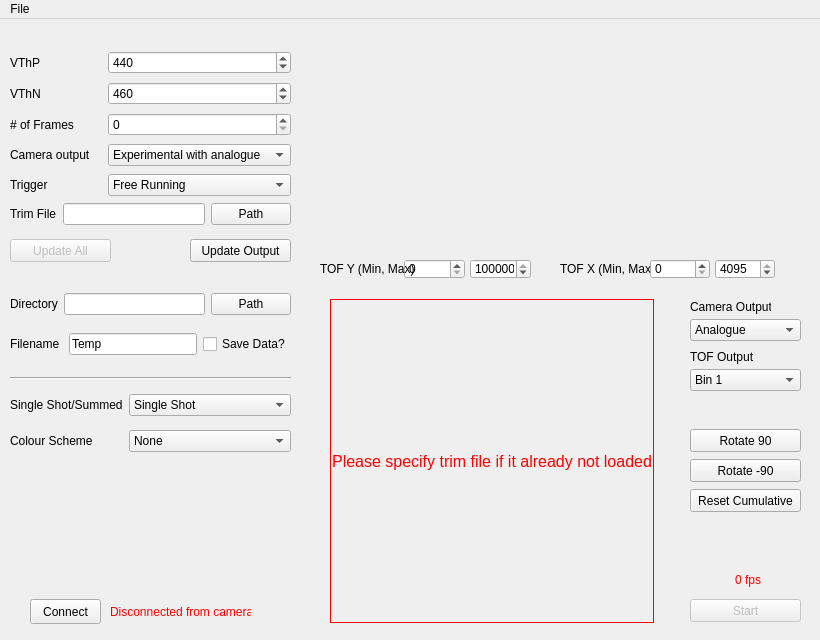
This is image.ui in jrjfeath/PyMMS as Qt 5 draws it before an edit. The edited form follows.
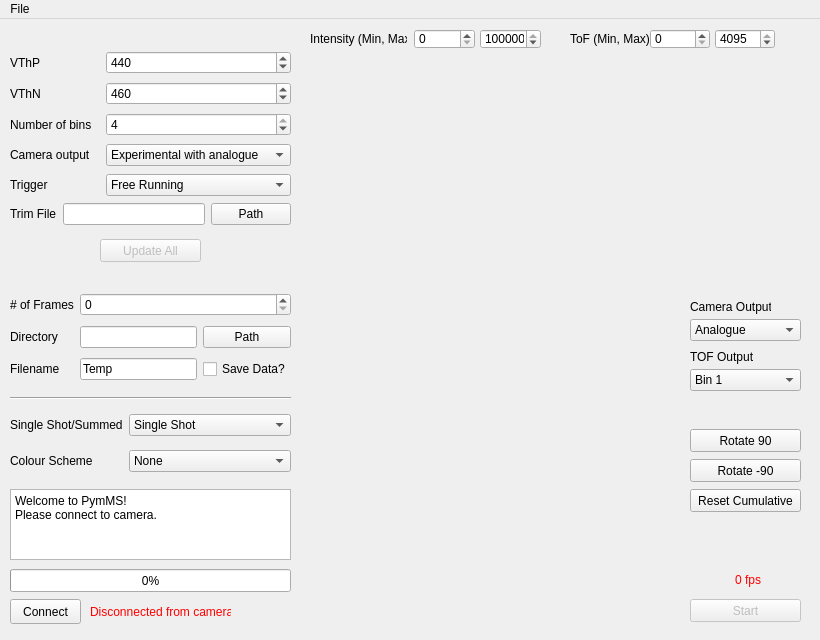
This is the edited form.

```diff
--- a/image.ui
+++ b/image.ui
@@ -29,7 +29,7 @@
    </size>
   </property>
   <property name="windowTitle">
-   <string>PyMMS Viewer</string>
+   <string>PymMS Viewer</string>
   </property>
   <widget class="QWidget" name="centralwidget">
    <property name="sizePolicy">
@@ -54,68 +54,6 @@
      <string>Start</string>
     </property>
    </widget>
-   <widget class="QLabel" name="_camera">
-    <property name="geometry">
-     <rect>
-      <x>330</x>
-      <y>280</y>
-      <width>324</width>
-      <height>324</height>
-     </rect>
-    </property>
-    <property name="palette">
-     <palette>
-      <active>
-       <colorrole role="WindowText">
-        <brush brushstyle="SolidPattern">
-         <color alpha="255">
-          <red>255</red>
-          <green>0</green>
-          <blue>0</blue>
-         </color>
-        </brush>
-       </colorrole>
-      </active>
-      <inactive>
-       <colorrole role="WindowText">
-        <brush brushstyle="SolidPattern">
-         <color alpha="255">
-          <red>255</red>
-          <green>0</green>
-          <blue>0</blue>
-         </color>
-        </brush>
-       </colorrole>
-      </inactive>
-      <disabled>
-       <colorrole role="WindowText">
-        <brush brushstyle="SolidPattern">
-         <color alpha="255">
-          <red>120</red>
-          <green>120</green>
-          <blue>120</blue>
-         </color>
-        </brush>
-       </colorrole>
-      </disabled>
-     </palette>
-    </property>
-    <property name="font">
-     <font>
-      <family>MS Shell Dlg 2</family>
-      <pointsize>12</pointsize>
-     </font>
-    </property>
-    <property name="frameShape">
-     <enum>QFrame::Box</enum>
-    </property>
-    <property name="text">
-     <string>Please specify trim file if it already not loaded</string>
-    </property>
-    <property name="alignment">
-     <set>Qt::AlignCenter</set>
-    </property>
-   </widget>
    <widget class="QWidget" name="gridLayoutWidget">
     <property name="geometry">
      <rect>
@@ -133,21 +71,41 @@
        </property>
       </widget>
      </item>
-     <item row="2" column="1" colspan="2">
-      <widget class="QSpinBox" name="_n_of_frames">
+     <item row="1" column="0">
+      <widget class="QLabel" name="label_3">
+       <property name="text">
+        <string>VThN</string>
+       </property>
+      </widget>
+     </item>
+     <item row="0" column="1" colspan="2">
+      <widget class="QSpinBox" name="_vthp">
        <property name="maximum">
-        <number>1000000</number>
+        <number>1000</number>
        </property>
+       <property name="value">
+        <number>440</number>
+       </property>
       </widget>
      </item>
-     <item row="4" column="0">
+     <item row="1" column="1" colspan="2">
+      <widget class="QSpinBox" name="_vthn">
+       <property name="maximum">
+        <number>1000</number>
+       </property>
+       <property name="value">
+        <number>460</number>
+       </property>
+      </widget>
+     </item>
+     <item row="5" column="0">
       <widget class="QLabel" name="label_4">
        <property name="text">
         <string>Trigger</string>
        </property>
       </widget>
      </item>
-     <item row="4" column="1" colspan="2">
+     <item row="5" column="1" colspan="2">
       <widget class="QComboBox" name="_trigger">
        <property name="currentIndex">
         <number>1</number>
@@ -164,48 +122,14 @@
        </item>
       </widget>
      </item>
-     <item row="2" column="0">
-      <widget class="QLabel" name="label">
-       <property name="text">
-        <string># of Frames</string>
-       </property>
-      </widget>
-     </item>
-     <item row="1" column="0">
-      <widget class="QLabel" name="label_3">
-       <property name="text">
-        <string>VThN</string>
-       </property>
-      </widget>
-     </item>
-     <item row="1" column="1" colspan="2">
-      <widget class="QSpinBox" name="_vthn">
-       <property name="maximum">
-        <number>1000</number>
-       </property>
-       <property name="value">
-        <number>460</number>
-       </property>
-      </widget>
-     </item>
-     <item row="0" column="1" colspan="2">
-      <widget class="QSpinBox" name="_vthp">
-       <property name="maximum">
-        <number>1000</number>
-       </property>
-       <property name="value">
-        <number>440</number>
-       </property>
-      </widget>
-     </item>
-     <item row="3" column="0">
+     <item row="4" column="0">
       <widget class="QLabel" name="label_14">
        <property name="text">
         <string>Camera output</string>
        </property>
       </widget>
      </item>
-     <item row="3" column="1" colspan="2">
+     <item row="4" column="1" colspan="2">
       <widget class="QComboBox" name="_exp_type">
        <item>
         <property name="text">
@@ -219,6 +143,26 @@
        </item>
       </widget>
      </item>
+     <item row="3" column="0">
+      <widget class="QLabel" name="label_16">
+       <property name="text">
+        <string>Number of bins</string>
+       </property>
+      </widget>
+     </item>
+     <item row="3" column="1" colspan="2">
+      <widget class="QSpinBox" name="_bins">
+       <property name="minimum">
+        <number>1</number>
+       </property>
+       <property name="maximum">
+        <number>4</number>
+       </property>
+       <property name="value">
+        <number>4</number>
+       </property>
+      </widget>
+     </item>
     </layout>
    </widget>
    <widget class="QPushButton" name="_rotate_c">
@@ -253,66 +197,68 @@
      <string>Rotate -90</string>
     </property>
    </widget>
-   <widget class="QWidget" name="gridLayoutWidget_2">
+   <widget class="QWidget" name="gridLayoutWidget_3">
     <property name="geometry">
      <rect>
       <x>10</x>
       <y>270</y>
       <width>281</width>
-      <height>31</height>
+      <height>96</height>
      </rect>
     </property>
-    <layout class="QGridLayout" name="gridLayout_2">
-     <item row="0" column="2">
-      <widget class="QPushButton" name="_path_button">
-       <property name="text">
-        <string>Path</string>
-       </property>
-      </widget>
-     </item>
-     <item row="0" column="0">
+    <layout class="QGridLayout" name="gridLayout_3">
+     <item row="2" column="1">
       <widget class="QLabel" name="label_10">
        <property name="text">
         <string>Directory</string>
        </property>
       </widget>
      </item>
-     <item row="0" column="1">
+     <item row="2" column="2">
       <widget class="QLineEdit" name="_dir_name"/>
      </item>
-    </layout>
-   </widget>
-   <widget class="QWidget" name="gridLayoutWidget_3">
-    <property name="geometry">
-     <rect>
-      <x>10</x>
-      <y>310</y>
-      <width>281</width>
-      <height>31</height>
-     </rect>
-    </property>
-    <layout class="QGridLayout" name="gridLayout_3">
-     <item row="0" column="0">
-      <widget class="QLabel" name="label_11">
+     <item row="2" column="3">
+      <widget class="QPushButton" name="_path_button">
        <property name="text">
-        <string>Filename </string>
+        <string>Path</string>
        </property>
       </widget>
      </item>
-     <item row="0" column="2">
-      <widget class="QCheckBox" name="_save_box">
-       <property name="text">
-        <string>Save Data?</string>
-       </property>
-      </widget>
-     </item>
-     <item row="0" column="1">
+     <item row="3" column="2">
       <widget class="QLineEdit" name="_file_name">
        <property name="text">
         <string>Temp</string>
        </property>
       </widget>
      </item>
+     <item row="3" column="3">
+      <widget class="QCheckBox" name="_save_box">
+       <property name="text">
+        <string>Save Data?</string>
+       </property>
+      </widget>
+     </item>
+     <item row="3" column="1">
+      <widget class="QLabel" name="label_11">
+       <property name="text">
+        <string>Filename </string>
+       </property>
+      </widget>
+     </item>
+     <item row="0" column="1">
+      <widget class="QLabel" name="label">
+       <property name="text">
+        <string># of Frames</string>
+       </property>
+      </widget>
+     </item>
+     <item row="0" column="2" colspan="2">
+      <widget class="QSpinBox" name="_n_of_frames">
+       <property name="maximum">
+        <number>1000000</number>
+       </property>
+      </widget>
+     </item>
     </layout>
    </widget>
    <widget class="QLabel" name="_fps">
@@ -375,7 +321,7 @@
     <property name="geometry">
      <rect>
       <x>10</x>
-      <y>350</y>
+      <y>370</y>
       <width>281</width>
       <height>91</height>
      </rect>
@@ -433,7 +379,7 @@
     </property>
     <property name="geometry">
      <rect>
-      <x>10</x>
+      <x>100</x>
       <y>220</y>
       <width>101</width>
       <height>23</height>
@@ -446,7 +392,7 @@
    <widget class="QPushButton" name="_camera_connect_button">
     <property name="geometry">
      <rect>
-      <x>30</x>
+      <x>10</x>
       <y>580</y>
       <width>71</width>
       <height>25</height>
@@ -504,7 +450,7 @@
    <widget class="QLabel" name="_camera_connect">
     <property name="geometry">
      <rect>
-      <x>110</x>
+      <x>90</x>
       <y>580</y>
       <width>141</width>
       <height>25</height>
@@ -650,21 +596,21 @@
    <widget class="QLabel" name="label_6">
     <property name="geometry">
      <rect>
-      <x>560</x>
-      <y>240</y>
+      <x>570</x>
+      <y>10</y>
       <width>97</width>
       <height>20</height>
      </rect>
     </property>
     <property name="text">
-     <string>TOF X (Min, Max)</string>
+     <string>ToF (Min, Max)</string>
     </property>
    </widget>
    <widget class="QSpinBox" name="_min_x">
     <property name="geometry">
      <rect>
       <x>650</x>
-      <y>240</y>
+      <y>10</y>
       <width>60</width>
       <height>20</height>
      </rect>
@@ -680,7 +626,7 @@
     <property name="geometry">
      <rect>
       <x>715</x>
-      <y>240</y>
+      <y>10</y>
       <width>60</width>
       <height>20</height>
      </rect>
@@ -695,22 +641,11 @@
      <number>4095</number>
     </property>
    </widget>
-   <widget class="QWidget" name="gridLayoutWidget_6">
-    <property name="geometry">
-     <rect>
-      <x>300</x>
-      <y>10</y>
-      <width>511</width>
-      <height>221</height>
-     </rect>
-    </property>
-    <layout class="QGridLayout" name="_grid_matplotlib"/>
-   </widget>
    <widget class="QSpinBox" name="_min_y">
     <property name="geometry">
      <rect>
-      <x>404</x>
-      <y>240</y>
+      <x>414</x>
+      <y>10</y>
       <width>61</width>
       <height>20</height>
      </rect>
@@ -725,8 +660,8 @@
    <widget class="QSpinBox" name="_max_y">
     <property name="geometry">
      <rect>
-      <x>470</x>
-      <y>240</y>
+      <x>480</x>
+      <y>10</y>
       <width>61</width>
       <height>20</height>
      </rect>
@@ -744,30 +679,67 @@
    <widget class="QLabel" name="label_15">
     <property name="geometry">
      <rect>
-      <x>320</x>
-      <y>240</y>
+      <x>310</x>
+      <y>10</y>
       <width>97</width>
       <height>20</height>
      </rect>
     </property>
     <property name="text">
-     <string>TOF Y (Min, Max)</string>
+     <string>Intensity (Min, Max)</string>
     </property>
    </widget>
-   <widget class="QPushButton" name="_update_output">
-    <property name="enabled">
-     <bool>true</bool>
+   <widget class="QWidget" name="_grid_matplotlib" native="true">
+    <property name="geometry">
+     <rect>
+      <x>300</x>
+      <y>30</y>
+      <width>511</width>
+      <height>251</height>
+     </rect>
     </property>
+    <property name="autoFillBackground">
+     <bool>false</bool>
+    </property>
+   </widget>
+   <widget class="QWidget" name="_image_widget" native="true">
     <property name="geometry">
      <rect>
-      <x>190</x>
-      <y>220</y>
-      <width>101</width>
+      <x>330</x>
+      <y>280</y>
+      <width>324</width>
+      <height>324</height>
+     </rect>
+    </property>
+   </widget>
+   <widget class="QProgressBar" name="_progressBar">
+    <property name="geometry">
+     <rect>
+      <x>10</x>
+      <y>550</y>
+      <width>281</width>
       <height>23</height>
      </rect>
     </property>
-    <property name="text">
-     <string>Update Output</string>
+    <property name="value">
+     <number>0</number>
+    </property>
+   </widget>
+   <widget class="QPlainTextEdit" name="_plainTextEdit">
+    <property name="geometry">
+     <rect>
+      <x>10</x>
+      <y>470</y>
+      <width>281</width>
+      <height>71</height>
+     </rect>
+    </property>
+    <property name="readOnly">
+     <bool>true</bool>
+    </property>
+    <property name="plainText">
+     <string>Welcome to PymMS!
+Please connect to camera.</string>
     </property>
    </widget>
   </widget>
```
